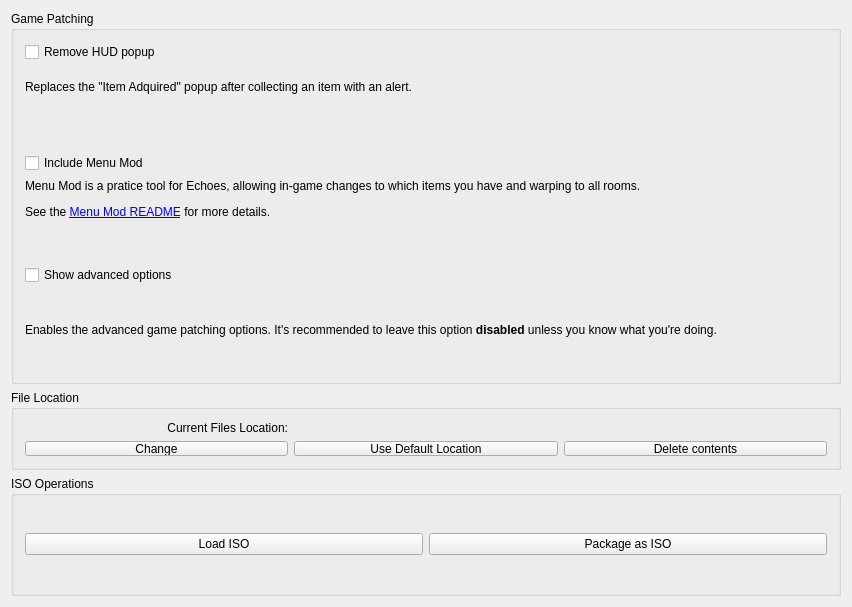
Old version of the form randovania/gui/iso_management_window.ui in the repository randovania/randovania.
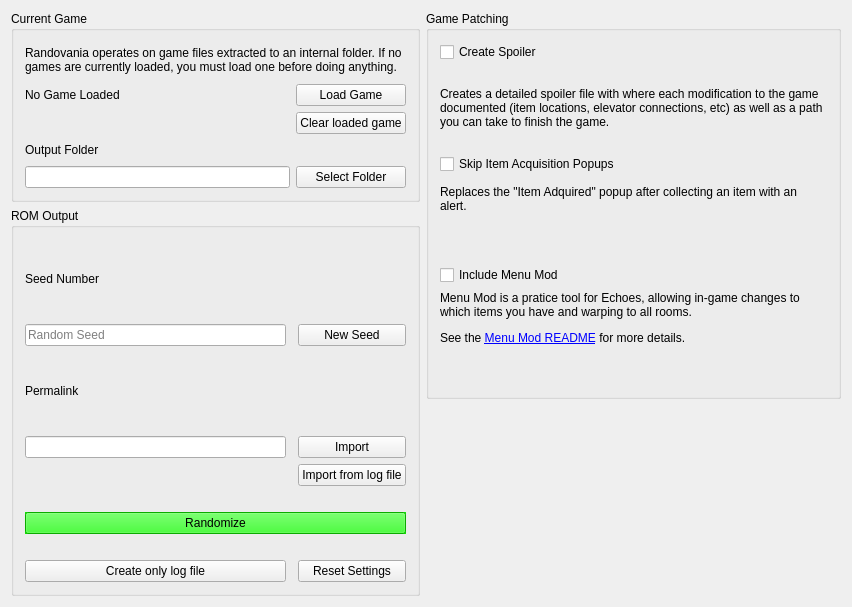
New version of the form.

Commit message: Revamping how GUI works

```diff
--- a/randovania/gui/iso_management_window.ui
+++ b/randovania/gui/iso_management_window.ui
@@ -21,127 +21,89 @@
     </size>
    </property>
    <layout class="QGridLayout" name="gridLayout">
-    <item row="1" column="0" colspan="2">
-     <widget class="QGroupBox" name="files_box">
-      <property name="maximumSize">
-       <size>
-        <width>16777215</width>
-        <height>80</height>
-       </size>
-      </property>
+    <item row="0" column="0" colspan="2">
+     <widget class="QGroupBox" name="current_game_box">
       <property name="title">
-       <string>File Location</string>
+       <string>Current Game</string>
       </property>
-      <layout class="QGridLayout" name="gridLayout_3">
+      <layout class="QGridLayout" name="gridLayout_4">
        <item row="1" column="0">
-        <widget class="QPushButton" name="change_files_location_button">
+        <widget class="QLabel" name="loaded_game_label">
          <property name="text">
-          <string>Change</string>
+          <string>No Game Loaded</string>
          </property>
         </widget>
        </item>
-       <item row="1" column="2">
+       <item row="0" column="0" colspan="2">
+        <widget class="QLabel" name="description_label">
+         <property name="text">
+          <string>Randovania operates on game files extracted to an internal folder. If no games are currently loaded, you must load one before doing anything.</string>
+         </property>
+         <property name="wordWrap">
+          <bool>true</bool>
+         </property>
+        </widget>
+       </item>
+       <item row="2" column="1">
         <widget class="QPushButton" name="delete_files_button">
          <property name="text">
-          <string>Delete contents</string>
+          <string>Clear loaded game</string>
          </property>
         </widget>
        </item>
        <item row="1" column="1">
-        <widget class="QPushButton" name="reset_files_location_button">
-         <property name="text">
-          <string>Use Default Location</string>
-         </property>
-        </widget>
-       </item>
-       <item row="0" column="0">
-        <widget class="QLabel" name="current_files_location_label">
-         <property name="enabled">
-          <bool>true</bool>
-         </property>
-         <property name="maximumSize">
-          <size>
-           <width>16777215</width>
-           <height>16777215</height>
-          </size>
-         </property>
-         <property name="text">
-          <string>Current Files Location:</string>
-         </property>
-         <property name="alignment">
-          <set>Qt::AlignRight|Qt::AlignTrailing|Qt::AlignVCenter</set>
-         </property>
-        </widget>
-       </item>
-       <item row="0" column="1" colspan="2">
-        <widget class="QLabel" name="files_location">
-         <property name="text">
-          <string>&lt;CHANGE ME&gt;</string>
-         </property>
-        </widget>
-       </item>
-      </layout>
-     </widget>
-    </item>
-    <item row="3" column="0" colspan="2">
-     <widget class="QGroupBox" name="iso_box">
-      <property name="maximumSize">
-       <size>
-        <width>16777215</width>
-        <height>120</height>
-       </size>
-      </property>
-      <property name="title">
-       <string>ISO Operations</string>
-      </property>
-      <layout class="QGridLayout" name="gridLayout_4">
-       <item row="0" column="0">
         <widget class="QPushButton" name="load_iso_button">
          <property name="toolTip">
           <string>Extracts an Game ISO to the current files location</string>
          </property>
          <property name="text">
-          <string>Load ISO</string>
+          <string>Load Game</string>
          </property>
         </widget>
        </item>
-       <item row="0" column="1">
-        <widget class="QPushButton" name="package_iso_button">
-         <property name="toolTip">
-          <string>Creates an ISO based on the contents of the current files location</string>
+       <item row="3" column="0">
+        <widget class="QLabel" name="output_folder_label">
+         <property name="maximumSize">
+          <size>
+           <width>16777215</width>
+           <height>20</height>
+          </size>
          </property>
          <property name="text">
-          <string>Package as ISO</string>
+          <string>Output Folder</string>
+         </property>
+        </widget>
+       </item>
+       <item row="4" column="0">
+        <widget class="QLineEdit" name="output_folder_edit"/>
+       </item>
+       <item row="4" column="1">
+        <widget class="QPushButton" name="output_folder_button">
+         <property name="text">
+          <string>Select Folder</string>
          </property>
         </widget>
        </item>
       </layout>
      </widget>
     </item>
-    <item row="0" column="0" colspan="2">
+    <item row="0" column="2" rowspan="2" colspan="2">
      <widget class="QGroupBox" name="game_patching">
       <property name="title">
        <string>Game Patching</string>
       </property>
       <layout class="QGridLayout" name="gridLayout_6">
-       <item row="5" column="0">
-        <widget class="QCheckBox" name="show_advanced_options_check">
-         <property name="text">
-          <string>Show advanced options</string>
-         </property>
-        </widget>
-       </item>
-       <item row="0" column="0">
+       <item row="2" column="0">
         <widget class="QCheckBox" name="remove_hud_popup_check">
          <property name="toolTip">
           <string>The &quot;HUD Popup&quot; is the popup that appears after you collect an item</string>
          </property>
          <property name="text">
-          <string>Remove HUD popup</string>
+          <string>Skip Item Acquisition Popups</string>
          </property>
         </widget>
        </item>
-       <item row="3" column="0">
+       <item row="5" column="0">
         <widget class="QCheckBox" name="include_menu_mod_check">
          <property name="enabled">
           <bool>true</bool>
@@ -151,33 +113,562 @@
          </property>
         </widget>
        </item>
-       <item row="4" column="0">
-        <widget class="QLabel" name="label_3">
+       <item row="6" column="0">
+        <widget class="QLabel" name="include_menu_mod_label">
          <property name="text">
           <string>&lt;html&gt;&lt;head/&gt;&lt;body&gt;&lt;p&gt;Menu Mod is a pratice tool for Echoes, allowing in-game changes to which items you have and warping to all rooms.&lt;/p&gt;&lt;p&gt;See the &lt;a href=&quot;https://www.dropbox.com/s/yhqqafaxfo3l4vn/Echoes%20Menu.7z?file_subpath=%2FEchoes+Menu%2Freadme.txt&quot;&gt;&lt;span style=&quot; text-decoration: underline; color:#0000ff;&quot;&gt;Menu Mod README&lt;/span&gt;&lt;/a&gt; for more details.&lt;/p&gt;&lt;p&gt;&lt;br/&gt;&lt;/p&gt;&lt;/body&gt;&lt;/html&gt;</string>
          </property>
+         <property name="wordWrap">
+          <bool>true</bool>
+         </property>
          <property name="openExternalLinks">
           <bool>true</bool>
          </property>
         </widget>
        </item>
-       <item row="6" column="0">
-        <widget class="QLabel" name="label">
-         <property name="sizePolicy">
-          <sizepolicy hsizetype="Preferred" vsizetype="Minimum">
-           <horstretch>0</horstretch>
-           <verstretch>0</verstretch>
-          </sizepolicy>
-         </property>
+       <item row="0" column="0">
+        <widget class="QCheckBox" name="create_spoiler_check">
          <property name="text">
-          <string>&lt;html&gt;&lt;head/&gt;&lt;body&gt;&lt;p&gt;Enables the advanced game patching options. It's recommended to leave this option &lt;span style=&quot; font-weight:600;&quot;&gt;disabled&lt;/span&gt; unless you know what you're doing.&lt;/p&gt;&lt;/body&gt;&lt;/html&gt;</string>
+          <string>Create Spoiler</string>
          </property>
         </widget>
        </item>
-       <item row="2" column="0">
-        <widget class="QLabel" name="label_2">
+       <item row="4" column="0">
+        <widget class="QLabel" name="remove_hud_popup_label">
          <property name="text">
           <string>&lt;html&gt;&lt;head/&gt;&lt;body&gt;&lt;p&gt;Replaces the &amp;quot;Item Adquired&amp;quot; popup after collecting an item with an alert.&lt;/p&gt;&lt;p&gt;&lt;br/&gt;&lt;/p&gt;&lt;/body&gt;&lt;/html&gt;</string>
+         </property>
+         <property name="wordWrap">
+          <bool>true</bool>
+         </property>
+        </widget>
+       </item>
+       <item row="1" column="0">
+        <widget class="QLabel" name="create_spoiler_label">
+         <property name="text">
+          <string>&lt;html&gt;&lt;head/&gt;&lt;body&gt;&lt;p&gt;Creates a detailed spoiler file with where each modification to the game documented (item locations, elevator connections, etc) as well as a path you can take to finish the game.&lt;/p&gt;&lt;/body&gt;&lt;/html&gt;</string>
+         </property>
+         <property name="wordWrap">
+          <bool>true</bool>
+         </property>
+        </widget>
+       </item>
+      </layout>
+     </widget>
+    </item>
+    <item row="1" column="0" rowspan="2" colspan="2">
+     <widget class="QGroupBox" name="rom_output_box">
+      <property name="title">
+       <string>ROM Output</string>
+      </property>
+      <layout class="QGridLayout" name="gridLayout_2">
+       <item row="2" column="0">
+        <widget class="QLabel" name="permalink_label">
+         <property name="text">
+          <string>Permalink</string>
+         </property>
+        </widget>
+       </item>
+       <item row="3" column="0">
+        <widget class="QLineEdit" name="permalink_edit"/>
+       </item>
+       <item row="1" column="0">
+        <widget class="QLineEdit" name="seed_number_edit">
+         <property name="placeholderText">
+          <string>Random Seed</string>
+         </property>
+        </widget>
+       </item>
+       <item row="7" column="0" colspan="3">
+        <spacer name="horizontalSpacer_2">
+         <property name="orientation">
+          <enum>Qt::Horizontal</enum>
+         </property>
+         <property name="sizeHint" stdset="0">
+          <size>
+           <width>40</width>
+           <height>20</height>
+          </size>
+         </property>
+        </spacer>
+       </item>
+       <item row="5" column="0" colspan="3">
+        <spacer name="horizontalSpacer">
+         <property name="orientation">
+          <enum>Qt::Horizontal</enum>
+         </property>
+         <property name="sizeHint" stdset="0">
+          <size>
+           <width>40</width>
+           <height>20</height>
+          </size>
+         </property>
+        </spacer>
+       </item>
+       <item row="1" column="2">
+        <widget class="QPushButton" name="seed_number_button">
+         <property name="text">
+          <string>New Seed</string>
+         </property>
+        </widget>
+       </item>
+       <item row="3" column="2">
+        <widget class="QPushButton" name="permalink_import_button">
+         <property name="text">
+          <string>Import</string>
+         </property>
+        </widget>
+       </item>
+       <item row="4" column="2">
+        <widget class="QPushButton" name="permalink_import_log_button">
+         <property name="text">
+          <string>Import from log file</string>
+         </property>
+        </widget>
+       </item>
+       <item row="0" column="0">
+        <widget class="QLabel" name="seed_number_label">
+         <property name="text">
+          <string>Seed Number</string>
+         </property>
+        </widget>
+       </item>
+       <item row="6" column="0" colspan="3">
+        <widget class="QPushButton" name="create_layout_button">
+         <property name="palette">
+          <palette>
+           <active>
+            <colorrole role="WindowText">
+             <brush brushstyle="SolidPattern">
+              <color alpha="255">
+               <red>0</red>
+               <green>0</green>
+               <blue>0</blue>
+              </color>
+             </brush>
+            </colorrole>
+            <colorrole role="Button">
+             <brush brushstyle="SolidPattern">
+              <color alpha="255">
+               <red>16</red>
+               <green>240</green>
+               <blue>0</blue>
+              </color>
+             </brush>
+            </colorrole>
+            <colorrole role="Light">
+             <brush brushstyle="SolidPattern">
+              <color alpha="255">
+               <red>115</red>
+               <green>255</green>
+               <blue>105</blue>
+              </color>
+             </brush>
+            </colorrole>
+            <colorrole role="Midlight">
+             <brush brushstyle="SolidPattern">
+              <color alpha="255">
+               <red>65</red>
+               <green>247</green>
+               <blue>52</blue>
+              </color>
+             </brush>
+            </colorrole>
+            <colorrole role="Dark">
+             <brush brushstyle="SolidPattern">
+              <color alpha="255">
+               <red>8</red>
+               <green>120</green>
+               <blue>0</blue>
+              </color>
+             </brush>
+            </colorrole>
+            <colorrole role="Mid">
+             <brush brushstyle="SolidPattern">
+              <color alpha="255">
+               <red>10</red>
+               <green>160</green>
+               <blue>0</blue>
+              </color>
+             </brush>
+            </colorrole>
+            <colorrole role="Text">
+             <brush brushstyle="SolidPattern">
+              <color alpha="255">
+               <red>0</red>
+               <green>0</green>
+               <blue>0</blue>
+              </color>
+             </brush>
+            </colorrole>
+            <colorrole role="BrightText">
+             <brush brushstyle="SolidPattern">
+              <color alpha="255">
+               <red>255</red>
+               <green>255</green>
+               <blue>255</blue>
+              </color>
+             </brush>
+            </colorrole>
+            <colorrole role="ButtonText">
+             <brush brushstyle="SolidPattern">
+              <color alpha="255">
+               <red>0</red>
+               <green>0</green>
+               <blue>0</blue>
+              </color>
+             </brush>
+            </colorrole>
+            <colorrole role="Base">
+             <brush brushstyle="SolidPattern">
+              <color alpha="255">
+               <red>255</red>
+               <green>255</green>
+               <blue>255</blue>
+              </color>
+             </brush>
+            </colorrole>
+            <colorrole role="Window">
+             <brush brushstyle="SolidPattern">
+              <color alpha="255">
+               <red>16</red>
+               <green>240</green>
+               <blue>0</blue>
+              </color>
+             </brush>
+            </colorrole>
+            <colorrole role="Shadow">
+             <brush brushstyle="SolidPattern">
+              <color alpha="255">
+               <red>0</red>
+               <green>0</green>
+               <blue>0</blue>
+              </color>
+             </brush>
+            </colorrole>
+            <colorrole role="AlternateBase">
+             <brush brushstyle="SolidPattern">
+              <color alpha="255">
+               <red>135</red>
+               <green>247</green>
+               <blue>127</blue>
+              </color>
+             </brush>
+            </colorrole>
+            <colorrole role="ToolTipBase">
+             <brush brushstyle="SolidPattern">
+              <color alpha="255">
+               <red>255</red>
+               <green>255</green>
+               <blue>220</blue>
+              </color>
+             </brush>
+            </colorrole>
+            <colorrole role="ToolTipText">
+             <brush brushstyle="SolidPattern">
+              <color alpha="255">
+               <red>0</red>
+               <green>0</green>
+               <blue>0</blue>
+              </color>
+             </brush>
+            </colorrole>
+           </active>
+           <inactive>
+            <colorrole role="WindowText">
+             <brush brushstyle="SolidPattern">
+              <color alpha="255">
+               <red>0</red>
+               <green>0</green>
+               <blue>0</blue>
+              </color>
+             </brush>
+            </colorrole>
+            <colorrole role="Button">
+             <brush brushstyle="SolidPattern">
+              <color alpha="255">
+               <red>16</red>
+               <green>240</green>
+               <blue>0</blue>
+              </color>
+             </brush>
+            </colorrole>
+            <colorrole role="Light">
+             <brush brushstyle="SolidPattern">
+              <color alpha="255">
+               <red>115</red>
+               <green>255</green>
+               <blue>105</blue>
+              </color>
+             </brush>
+            </colorrole>
+            <colorrole role="Midlight">
+             <brush brushstyle="SolidPattern">
+              <color alpha="255">
+               <red>65</red>
+               <green>247</green>
+               <blue>52</blue>
+              </color>
+             </brush>
+            </colorrole>
+            <colorrole role="Dark">
+             <brush brushstyle="SolidPattern">
+              <color alpha="255">
+               <red>8</red>
+               <green>120</green>
+               <blue>0</blue>
+              </color>
+             </brush>
+            </colorrole>
+            <colorrole role="Mid">
+             <brush brushstyle="SolidPattern">
+              <color alpha="255">
+               <red>10</red>
+               <green>160</green>
+               <blue>0</blue>
+              </color>
+             </brush>
+            </colorrole>
+            <colorrole role="Text">
+             <brush brushstyle="SolidPattern">
+              <color alpha="255">
+               <red>0</red>
+               <green>0</green>
+               <blue>0</blue>
+              </color>
+             </brush>
+            </colorrole>
+            <colorrole role="BrightText">
+             <brush brushstyle="SolidPattern">
+              <color alpha="255">
+               <red>255</red>
+               <green>255</green>
+               <blue>255</blue>
+              </color>
+             </brush>
+            </colorrole>
+            <colorrole role="ButtonText">
+             <brush brushstyle="SolidPattern">
+              <color alpha="255">
+               <red>0</red>
+               <green>0</green>
+               <blue>0</blue>
+              </color>
+             </brush>
+            </colorrole>
+            <colorrole role="Base">
+             <brush brushstyle="SolidPattern">
+              <color alpha="255">
+               <red>255</red>
+               <green>255</green>
+               <blue>255</blue>
+              </color>
+             </brush>
+            </colorrole>
+            <colorrole role="Window">
+             <brush brushstyle="SolidPattern">
+              <color alpha="255">
+               <red>16</red>
+               <green>240</green>
+               <blue>0</blue>
+              </color>
+             </brush>
+            </colorrole>
+            <colorrole role="Shadow">
+             <brush brushstyle="SolidPattern">
+              <color alpha="255">
+               <red>0</red>
+               <green>0</green>
+               <blue>0</blue>
+              </color>
+             </brush>
+            </colorrole>
+            <colorrole role="AlternateBase">
+             <brush brushstyle="SolidPattern">
+              <color alpha="255">
+               <red>135</red>
+               <green>247</green>
+               <blue>127</blue>
+              </color>
+             </brush>
+            </colorrole>
+            <colorrole role="ToolTipBase">
+             <brush brushstyle="SolidPattern">
+              <color alpha="255">
+               <red>255</red>
+               <green>255</green>
+               <blue>220</blue>
+              </color>
+             </brush>
+            </colorrole>
+            <colorrole role="ToolTipText">
+             <brush brushstyle="SolidPattern">
+              <color alpha="255">
+               <red>0</red>
+               <green>0</green>
+               <blue>0</blue>
+              </color>
+             </brush>
+            </colorrole>
+           </inactive>
+           <disabled>
+            <colorrole role="WindowText">
+             <brush brushstyle="SolidPattern">
+              <color alpha="255">
+               <red>8</red>
+               <green>120</green>
+               <blue>0</blue>
+              </color>
+             </brush>
+            </colorrole>
+            <colorrole role="Button">
+             <brush brushstyle="SolidPattern">
+              <color alpha="255">
+               <red>16</red>
+               <green>240</green>
+               <blue>0</blue>
+              </color>
+             </brush>
+            </colorrole>
+            <colorrole role="Light">
+             <brush brushstyle="SolidPattern">
+              <color alpha="255">
+               <red>115</red>
+               <green>255</green>
+               <blue>105</blue>
+              </color>
+             </brush>
+            </colorrole>
+            <colorrole role="Midlight">
+             <brush brushstyle="SolidPattern">
+              <color alpha="255">
+               <red>65</red>
+               <green>247</green>
+               <blue>52</blue>
+              </color>
+             </brush>
+            </colorrole>
+            <colorrole role="Dark">
+             <brush brushstyle="SolidPattern">
+              <color alpha="255">
+               <red>8</red>
+               <green>120</green>
+               <blue>0</blue>
+              </color>
+             </brush>
+            </colorrole>
+            <colorrole role="Mid">
+             <brush brushstyle="SolidPattern">
+              <color alpha="255">
+               <red>10</red>
+               <green>160</green>
+               <blue>0</blue>
+              </color>
+             </brush>
+            </colorrole>
+            <colorrole role="Text">
+             <brush brushstyle="SolidPattern">
+              <color alpha="255">
+               <red>8</red>
+               <green>120</green>
+               <blue>0</blue>
+              </color>
+             </brush>
+            </colorrole>
+            <colorrole role="BrightText">
+             <brush brushstyle="SolidPattern">
+              <color alpha="255">
+               <red>255</red>
+               <green>255</green>
+               <blue>255</blue>
+              </color>
+             </brush>
+            </colorrole>
+            <colorrole role="ButtonText">
+             <brush brushstyle="SolidPattern">
+              <color alpha="255">
+               <red>8</red>
+               <green>120</green>
+               <blue>0</blue>
+              </color>
+             </brush>
+            </colorrole>
+            <colorrole role="Base">
+             <brush brushstyle="SolidPattern">
+              <color alpha="255">
+               <red>16</red>
+               <green>240</green>
+               <blue>0</blue>
+              </color>
+             </brush>
+            </colorrole>
+            <colorrole role="Window">
+             <brush brushstyle="SolidPattern">
+              <color alpha="255">
+               <red>16</red>
+               <green>240</green>
+               <blue>0</blue>
+              </color>
+             </brush>
+            </colorrole>
+            <colorrole role="Shadow">
+             <brush brushstyle="SolidPattern">
+              <color alpha="255">
+               <red>0</red>
+               <green>0</green>
+               <blue>0</blue>
+              </color>
+             </brush>
+            </colorrole>
+            <colorrole role="AlternateBase">
+             <brush brushstyle="SolidPattern">
+              <color alpha="255">
+               <red>16</red>
+               <green>240</green>
+               <blue>0</blue>
+              </color>
+             </brush>
+            </colorrole>
+            <colorrole role="ToolTipBase">
+             <brush brushstyle="SolidPattern">
+              <color alpha="255">
+               <red>255</red>
+               <green>255</green>
+               <blue>220</blue>
+              </color>
+             </brush>
+            </colorrole>
+            <colorrole role="ToolTipText">
+             <brush brushstyle="SolidPattern">
+              <color alpha="255">
+               <red>0</red>
+               <green>0</green>
+               <blue>0</blue>
+              </color>
+             </brush>
+            </colorrole>
+           </disabled>
+          </palette>
+         </property>
+         <property name="autoFillBackground">
+          <bool>true</bool>
+         </property>
+         <property name="text">
+          <string>Randomize</string>
+         </property>
+        </widget>
+       </item>
+       <item row="8" column="2">
+        <widget class="QPushButton" name="reset_settings_button">
+         <property name="text">
+          <string>Reset Settings</string>
+         </property>
+        </widget>
+       </item>
+       <item row="8" column="0">
+        <widget class="QPushButton" name="create_log_button">
+         <property name="text">
+          <string>Create only log file</string>
          </property>
         </widget>
        </item>
```
Left out of the diff: 3 changed lines with no effect on the pictures. The commit also changes 4 other files.
